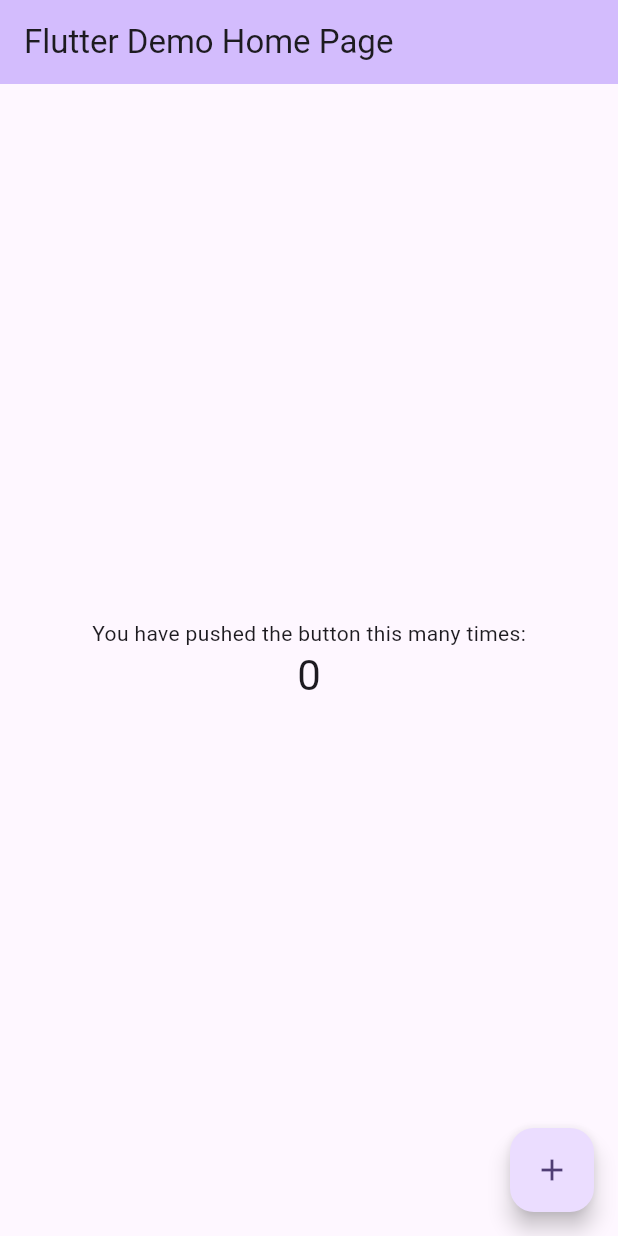
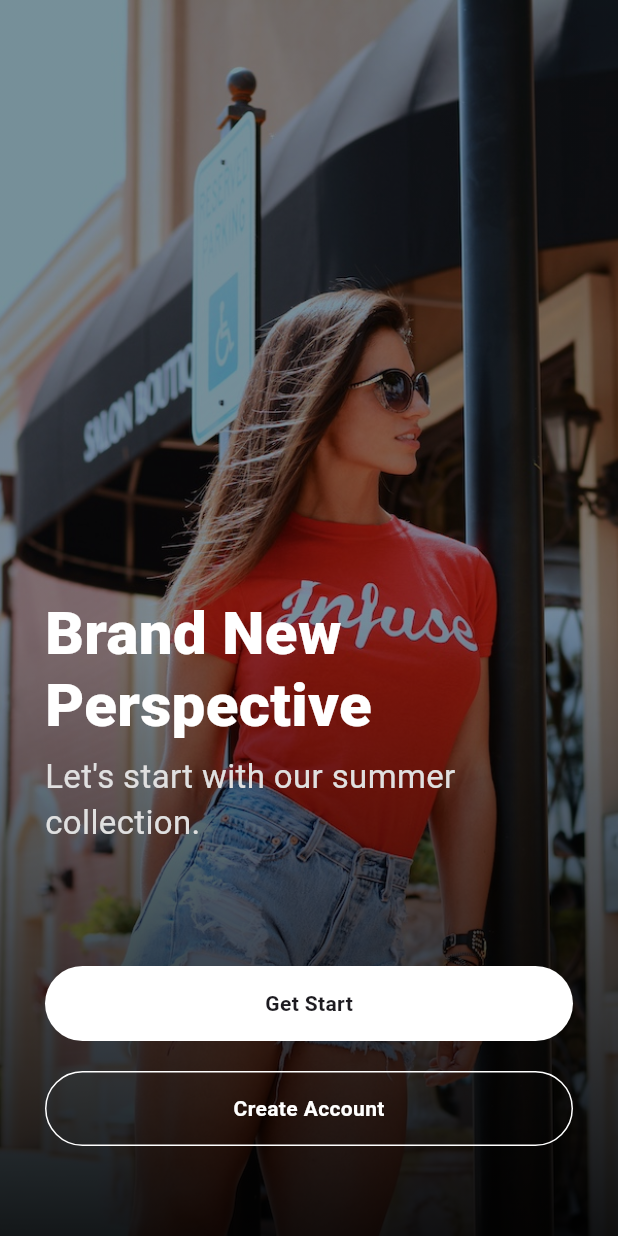
Before and after one commit to majharul-islam181/Flutter-eCommerce-UI, a Flutter app: the screen it shows after launch, on a phone screen of 412 x 824 dp. Run offline on Flutter 3.47's test engine with Material 3 defaults, Android fonts, the light colour scheme and no system bars; our stand-ins replace animate_do, page_transition.

Commit message:
final commit-animation added fadeinup

```diff
--- a/lib/main.dart
+++ b/lib/main.dart
@@ -1,68 +1,149 @@
+// ignore_for_file: library_private_types_in_public_api
+
+import 'package:animate_do/animate_do.dart';
 import 'package:flutter/material.dart';
+import 'package:flutter_ecommerce_ui/Pages/ShopPage.dart';
+import 'package:page_transition/page_transition.dart';
 
-void main() {
-  runApp(const MyApp());
+void main() => runApp(const MaterialApp(
+      debugShowCheckedModeBanner: false,
+      home: HomePage(),
+    ));
+
+class HomePage extends StatefulWidget {
+  const HomePage({super.key});
+
+  @override
+  _HomePageState createState() => _HomePageState();
 }
 
-class MyApp extends StatelessWidget {
-  const MyApp({super.key});
+class _HomePageState extends State<HomePage> with TickerProviderStateMixin {
+  late AnimationController _scaleController;
+  late Animation<double> _scaleAnimation;
+
+  bool hide = false;
 
   @override
-  Widget build(BuildContext context) {
-    return MaterialApp(
-      title: 'Flutter Demo',
-      theme: ThemeData(
-        colorScheme: ColorScheme.fromSeed(seedColor: Colors.deepPurple),
-        useMaterial3: true,
-      ),
-      home: const MyHomePage(title: 'Flutter Demo Home Page'),
-    );
-  }
-}
+  void initState() {
+    super.initState();
 
-class MyHomePage extends StatefulWidget {
-  const MyHomePage({super.key, required this.title});
+    _scaleController = AnimationController(
+        vsync: this, duration: const Duration(milliseconds: 800));
 
-  final String title;
-
-  @override
-  State<MyHomePage> createState() => _MyHomePageState();
-}
-
-class _MyHomePageState extends State<MyHomePage> {
-  int _counter = 0;
-
-  void _incrementCounter() {
-    setState(() {
-      _counter++;
-    });
+    _scaleAnimation = Tween<double>(begin: 1.0, end: 30.0)
+        .animate(_scaleController)
+      ..addStatusListener((status) {
+        if (status == AnimationStatus.completed) {
+          Navigator.push(context,
+              PageTransition(type: PageTransitionType.fade, child: ShopPage()));
+        }
+      });
   }
 
   @override
   Widget build(BuildContext context) {
     return Scaffold(
-      appBar: AppBar(
-        backgroundColor: Theme.of(context).colorScheme.inversePrimary,
-        title: Text(widget.title),
-      ),
-      body: Center(
-        child: Column(
-          mainAxisAlignment: MainAxisAlignment.center,
-          children: <Widget>[
-            const Text(
-              'You have pushed the button this many times:',
+      body: Container(
+        width: double.infinity,
+        decoration: const BoxDecoration(
+            image: DecorationImage(
+                image: AssetImage('assets/images/splash.jpg'),
+                fit: BoxFit.cover)),
+        child: Container(
+          decoration: BoxDecoration(
+            gradient: LinearGradient(
+              begin: Alignment.bottomRight,
+              colors: [
+                Colors.black.withOpacity(.9),
+                Colors.black.withOpacity(.4),
+              ],
             ),
-            Text(
-              '$_counter',
-              style: Theme.of(context).textTheme.headlineMedium,
+          ),
+          child: Padding(
+            padding: const EdgeInsets.all(30.0),
+            child: Column(
+              crossAxisAlignment: CrossAxisAlignment.start,
+              mainAxisAlignment: MainAxisAlignment.end,
+              children: <Widget>[
+                FadeInUp(
+                    duration: const Duration(milliseconds: 1000),
+                    child: const Text(
+                      "Brand New Perspective",
+                      style: TextStyle(
+                          color: Colors.white,
+                          height: 1.2,
+                          fontSize: 40,
+                          fontWeight: FontWeight.w900),
+                    )),
+                const SizedBox(
+                  height: 8,
+                ),
+                FadeInUp(
+                    duration: const Duration(milliseconds: 1300),
+                    child: Text(
+                      "Let's start with our summer collection.",
+                      style:
+                          TextStyle(color: Colors.grey.shade300, fontSize: 22),
+                    )),
+                const SizedBox(
+                  height: 80,
+                ),
+                InkWell(
+                  onTap: () {
+                    setState(() {
+                      hide = true;
+                    });
+                    _scaleController.forward();
+                  },
+                  child: AnimatedBuilder(
+                    animation: _scaleController,
+                    builder: (context, child) => Transform.scale(
+                      scale: _scaleAnimation.value,
+                      child: FadeInUp(
+                          duration: const Duration(milliseconds: 1500),
+                          child: Container(
+                            height: 50,
+                            decoration: BoxDecoration(
+                                color: Colors.white,
+                                borderRadius: BorderRadius.circular(50)),
+                            child: Center(
+                              child: hide == false
+                                  ? const Text(
+                                      "Get Start",
+                                      style: TextStyle(
+                                          fontWeight: FontWeight.bold),
+                                    )
+                                  : Container(),
+                            ),
+                          )),
+                    ),
+                  ),
+                ),
+                const SizedBox(
+                  height: 20,
+                ),
+                FadeInUp(
+                    duration: const Duration(milliseconds: 1700),
+                    child: Container(
+                      height: 50,
+                      decoration: BoxDecoration(
+                          border: Border.all(color: Colors.white),
+                          borderRadius: BorderRadius.circular(50)),
+                      child: const Center(
+                        child: Text(
+                          "Create Account",
+                          style: TextStyle(
+                              color: Colors.white, fontWeight: FontWeight.bold),
+                        ),
+                      ),
+                    )),
+                const SizedBox(
+                  height: 30,
+                ),
+              ],
             ),
-          ],
+          ),
         ),
-      ),
-      floatingActionButton: FloatingActionButton(
-        onPressed: _incrementCounter,
-        tooltip: 'Increment',
-        child: const Icon(Icons.add),
       ),
     );
   }
```
Also changed, not shown: lib/Pages/CategoryPage.dart (added, +266 -0 lines), lib/Pages/ShopPage.dart (added, +288 -0 lines), pubspec.yaml (+4 -3 lines), pubspec.lock, 1 other file.
